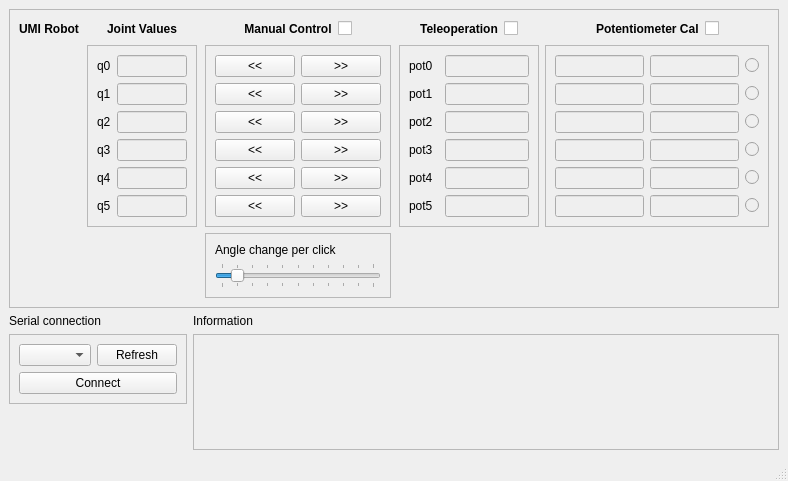
Qt form umirobot/gui/umirobot_main_window.ui (mmmarinho/umirobot-py) before a commit.
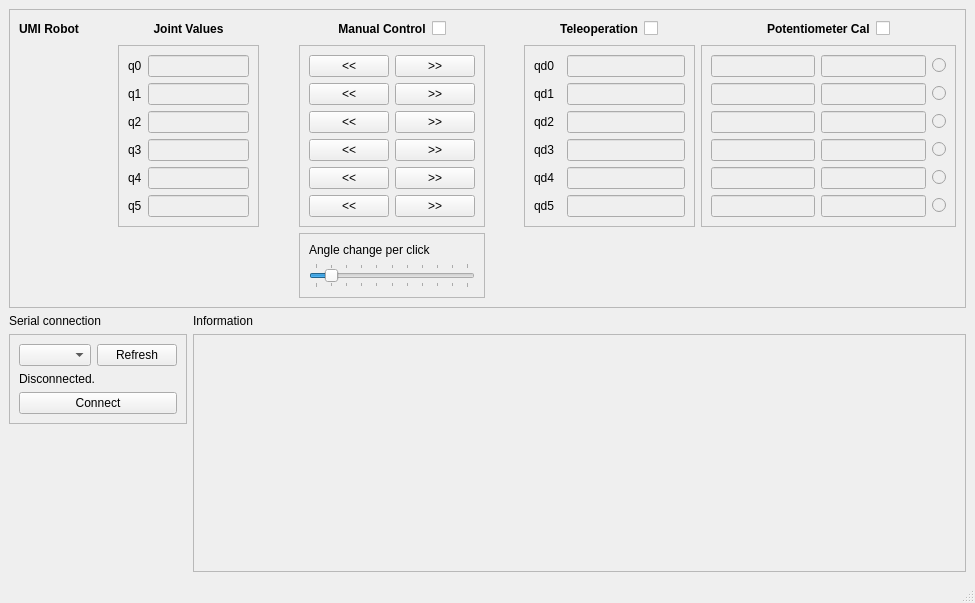
The same form after that commit. Icons and pictures are not drawn.

Commit message: [umirobot_main_window] Added label with serial connection status.

Diff of the .ui file:
```diff
--- a/umirobot/gui/umirobot_main_window.ui
+++ b/umirobot/gui/umirobot_main_window.ui
@@ -6,8 +6,8 @@
    <rect>
     <x>0</x>
     <y>0</y>
-    <width>788</width>
-    <height>481</height>
+    <width>975</width>
+    <height>603</height>
    </rect>
   </property>
   <property name="windowTitle">
@@ -365,7 +365,7 @@
           <item row="0" column="0" colspan="2">
            <widget class="QLabel" name="label_pot_0">
             <property name="text">
-             <string>pot0</string>
+             <string>qd0</string>
             </property>
            </widget>
           </item>
@@ -386,21 +386,21 @@
           <item row="2" column="0">
            <widget class="QLabel" name="label_pot_2">
             <property name="text">
-             <string>pot2</string>
+             <string>qd2</string>
             </property>
            </widget>
           </item>
           <item row="3" column="0">
            <widget class="QLabel" name="label_pot_3">
             <property name="text">
-             <string>pot3</string>
+             <string>qd3</string>
             </property>
            </widget>
           </item>
           <item row="5" column="0">
            <widget class="QLabel" name="label_pot_5">
             <property name="text">
-             <string>pot5</string>
+             <string>qd5</string>
             </property>
            </widget>
           </item>
@@ -428,14 +428,14 @@
           <item row="1" column="0" colspan="2">
            <widget class="QLabel" name="label_pot_1">
             <property name="text">
-             <string>pot1</string>
+             <string>qd1</string>
             </property>
            </widget>
           </item>
           <item row="4" column="0">
            <widget class="QLabel" name="label_pot_4">
             <property name="text">
-             <string>pot4</string>
+             <string>qd4</string>
             </property>
            </widget>
           </item>
@@ -816,16 +816,23 @@
          </property>
         </widget>
        </item>
-       <item row="1" column="0">
-        <widget class="QComboBox" name="combobox_port"/>
-       </item>
-       <item row="2" column="0" colspan="2">
+       <item row="3" column="0" colspan="2">
         <widget class="QPushButton" name="button_connect_port">
          <property name="text">
           <string>Connect</string>
          </property>
         </widget>
        </item>
+       <item row="1" column="0">
+        <widget class="QComboBox" name="combobox_port"/>
+       </item>
+       <item row="2" column="0" colspan="2">
+        <widget class="QLabel" name="label_connection_status">
+         <property name="text">
+          <string>Disconnected.</string>
+         </property>
+        </widget>
+       </item>
       </layout>
      </widget>
     </item>
```
Left out of the diff: 4 changed lines with no effect on the pictures. The commit also changes 2 other files.
